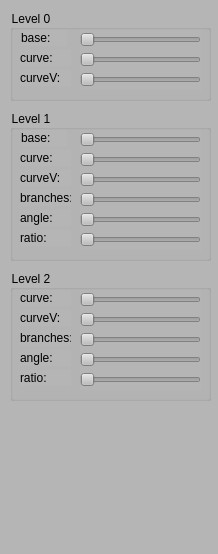
Before: the Qt Designer form PMTree2D/ControlWidget.ui in gnishida/PMTree2D, drawn with Qt 5.
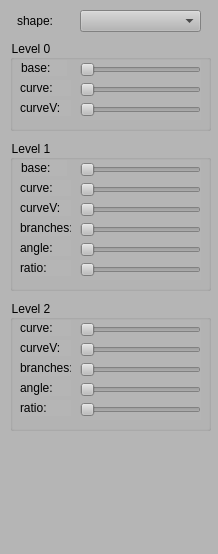
After: the same form once the commit is applied.

Patch:
```diff
--- a/PMTree2D/ControlWidget.ui
+++ b/PMTree2D/ControlWidget.ui
@@ -24,7 +24,7 @@
     <property name="geometry">
      <rect>
       <x>10</x>
-      <y>10</y>
+      <y>40</y>
       <width>201</width>
       <height>91</height>
      </rect>
@@ -115,7 +115,7 @@
     <property name="geometry">
      <rect>
       <x>10</x>
-      <y>110</y>
+      <y>140</y>
       <width>201</width>
       <height>151</height>
      </rect>
@@ -284,7 +284,7 @@
     <property name="geometry">
      <rect>
       <x>10</x>
-      <y>270</y>
+      <y>300</y>
       <width>201</width>
       <height>131</height>
      </rect>
@@ -423,6 +423,29 @@
      </property>
     </widget>
    </widget>
+   <widget class="QComboBox" name="comboBoxShape">
+    <property name="geometry">
+     <rect>
+      <x>80</x>
+      <y>10</y>
+      <width>121</width>
+      <height>22</height>
+     </rect>
+    </property>
+   </widget>
+   <widget class="QLabel" name="label_2">
+    <property name="geometry">
+     <rect>
+      <x>17</x>
+      <y>14</y>
+      <width>46</width>
+      <height>13</height>
+     </rect>
+    </property>
+    <property name="text">
+     <string>shape:</string>
+    </property>
+   </widget>
   </widget>
  </widget>
  <resources/>
```
